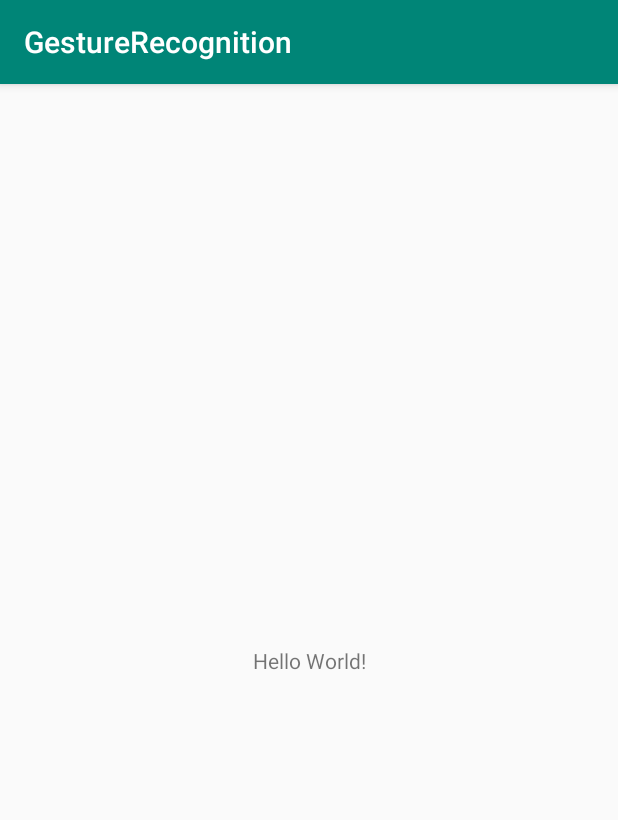
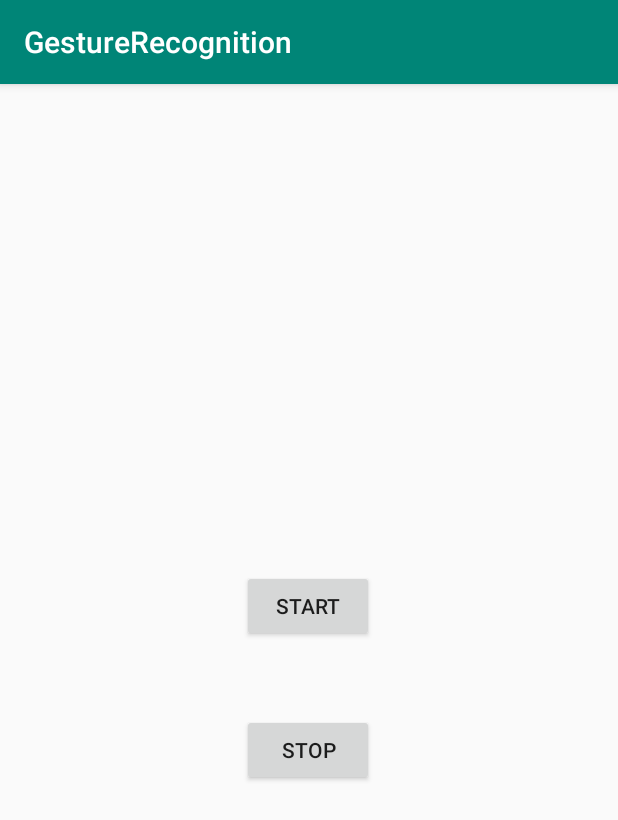
Before and after one commit to gauravarya18/Autism-Gesture, an Android app: the screen it shows after launch (MainActivity), on a phone screen of 412 x 824 dp. Shown: the top 820 px of the screen. Run offline under Robolectric (Android 15) with nearby library versions, the phone set to English and light mode, and no system bars.

Commit message:
Start and stop functionality added

```diff
--- a/app/src/main/java/com/example/gesturerecognition/MainActivity.java
+++ b/app/src/main/java/com/example/gesturerecognition/MainActivity.java
@@ -39,6 +39,7 @@ import android.hardware.SensorEventListener;
 import android.hardware.SensorManager;
 import android.os.Bundle;
 import android.util.Log;
+import android.view.View;
 
 
 public class MainActivity extends AppCompatActivity  implements SensorEventListener {
@@ -54,18 +55,7 @@ public class MainActivity extends AppCompatActivity  implements SensorEventListe
         setContentView(R.layout.activity_main);
         cacheManager=new CacheManager(getApplicationContext());
 
-        sensorManager = (SensorManager) getSystemService(Context.SENSOR_SERVICE);
-//        sensorManager1 = (SensorManager) getSystemService(Context.SENSOR_SERVICE);
 
-        assert sensorManager != null;
-        accelerometer =sensorManager.getDefaultSensor(Sensor.TYPE_ACCELEROMETER);
-
-//        assert sensorManager1 != null;
-        gyroscope=  sensorManager.getDefaultSensor(Sensor.TYPE_GYROSCOPE);
-
-        sensorManager.registerListener(MainActivity.this,accelerometer,SensorManager.SENSOR_DELAY_NORMAL);
-
-        sensorManager.registerListener(MainActivity.this,gyroscope,SensorManager.SENSOR_DELAY_NORMAL);
     }
 
 
@@ -97,4 +87,28 @@ public class MainActivity extends AppCompatActivity  implements SensorEventListe
     public void onAccuracyChanged(Sensor sensor, int i) {
 
     }
+
+    public void OnStopAction(View view) {
+
+        sensorManager.unregisterListener(this);
+
+    }
+
+    public void OnStartAction(View view) {
+
+        sensorManager = (SensorManager) getSystemService(Context.SENSOR_SERVICE);
+//        sensorManager1 = (SensorManager) getSystemService(Context.SENSOR_SERVICE);
+
+        assert sensorManager != null;
+        accelerometer =sensorManager.getDefaultSensor(Sensor.TYPE_ACCELEROMETER);
+
+//        assert sensorManager1 != null;
+        gyroscope=  sensorManager.getDefaultSensor(Sensor.TYPE_GYROSCOPE);
+
+        sensorManager.registerListener(MainActivity.this,accelerometer,SensorManager.SENSOR_DELAY_NORMAL);
+
+        sensorManager.registerListener(MainActivity.this,gyroscope,SensorManager.SENSOR_DELAY_NORMAL);
+
+
+    }
 }
--- a/app/src/main/res/layout/activity_main.xml
+++ b/app/src/main/res/layout/activity_main.xml
@@ -6,13 +6,28 @@
     android:layout_height="match_parent"
     tools:context=".MainActivity">
 
-    <TextView
+    <Button
+        android:id="@+id/startButton"
         android:layout_width="wrap_content"
         android:layout_height="wrap_content"
-        android:text="Hello World!"
-        app:layout_constraintBottom_toBottomOf="parent"
-        app:layout_constraintLeft_toLeftOf="parent"
-        app:layout_constraintRight_toRightOf="parent"
+        android:layout_marginTop="276dp"
+        android:text="Start"
+        android:onClick="OnStartAction"
+        app:layout_constraintBottom_toTopOf="@+id/button2"
+        app:layout_constraintEnd_toEndOf="parent"
+        app:layout_constraintHorizontal_bias="0.498"
+        app:layout_constraintStart_toStartOf="parent"
         app:layout_constraintTop_toTopOf="parent" />
 
+    <Button
+        android:id="@+id/button2"
+        android:layout_width="wrap_content"
+        android:layout_height="wrap_content"
+        android:layout_marginBottom="300dp"
+        android:text="Stop"
+        android:onClick="OnStopAction"
+        app:layout_constraintBottom_toBottomOf="parent"
+        app:layout_constraintEnd_toEndOf="parent"
+        app:layout_constraintHorizontal_bias="0.498"
+        app:layout_constraintStart_toStartOf="parent" />
 </androidx.constraintlayout.widget.ConstraintLayout>
```
